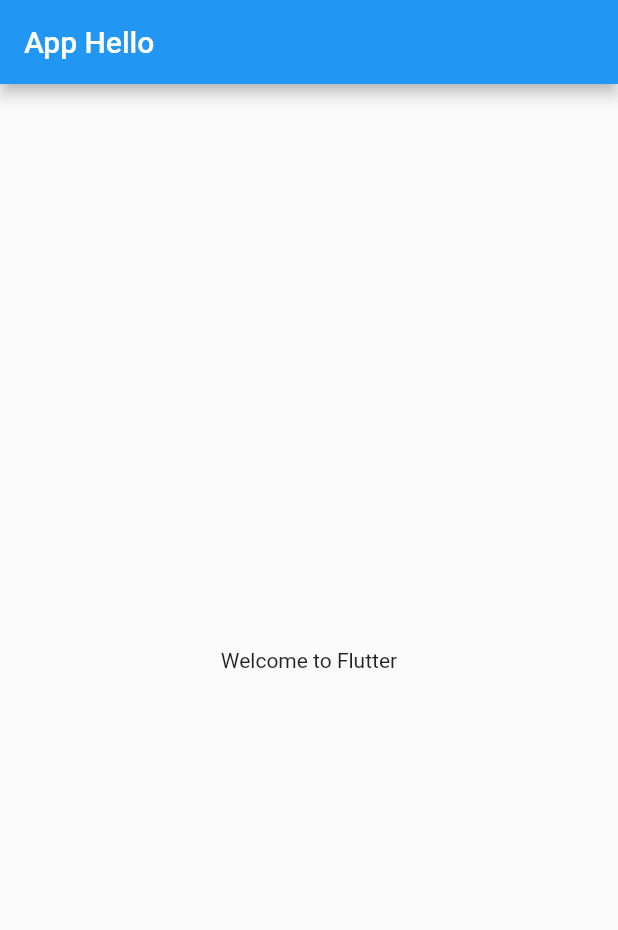
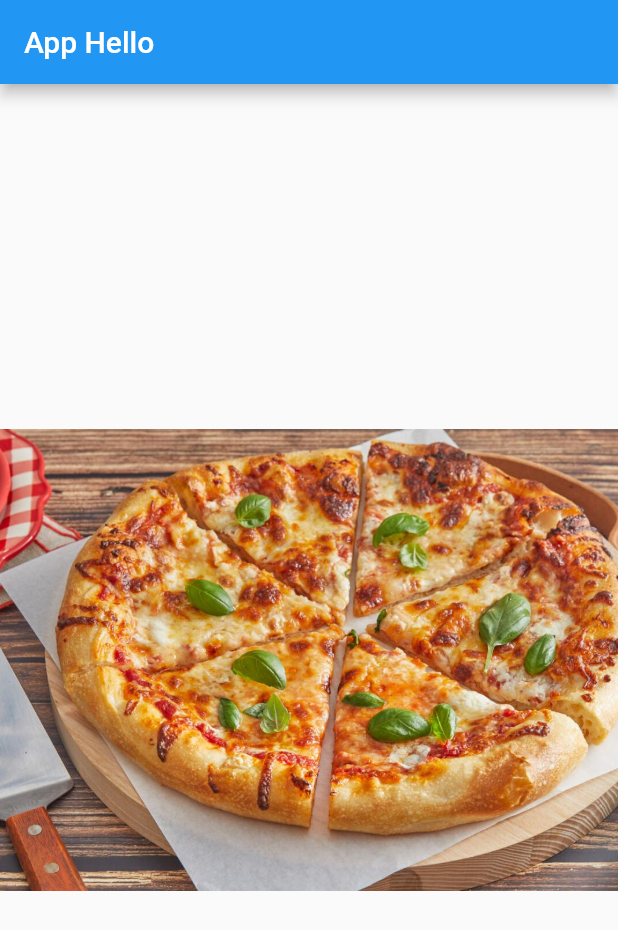
Before and after one commit to sharmakeAli/FlutterBaseWidgets, a Flutter app: the screen it shows after launch, on a phone screen of 412 x 824 dp. Shown: the top 930 px of the screen. Run offline on Flutter 3.47's test engine with Material 2 defaults, Android fonts, the phone set to English and light mode, and no system bars.

```diff
--- a/lib/main.dart
+++ b/lib/main.dart
@@ -7,7 +7,8 @@ void main() => runApp(MaterialApp(
           title: Text("App Hello"),
         ),
         body: Center(
-          child: Text("Welcome to Flutter"),
+          child: Image.asset("images/img1.jpg"),
+          // child: Image.network("https://i.ytimg.com/vi/ODci_BNrlfs/maxresdefault.jpg"),
         ),
       ),
     ));
```
